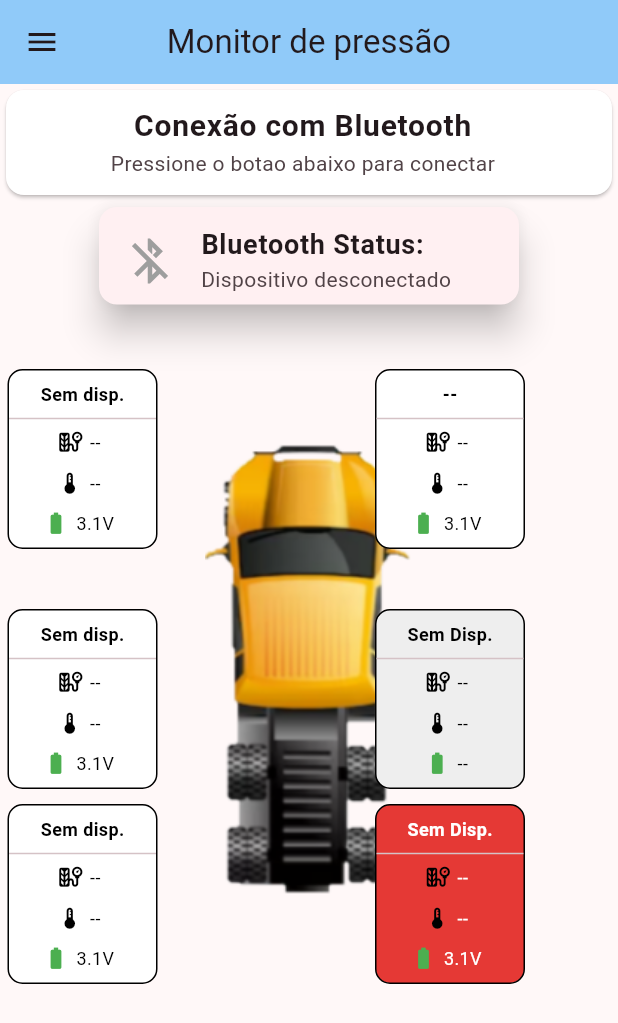
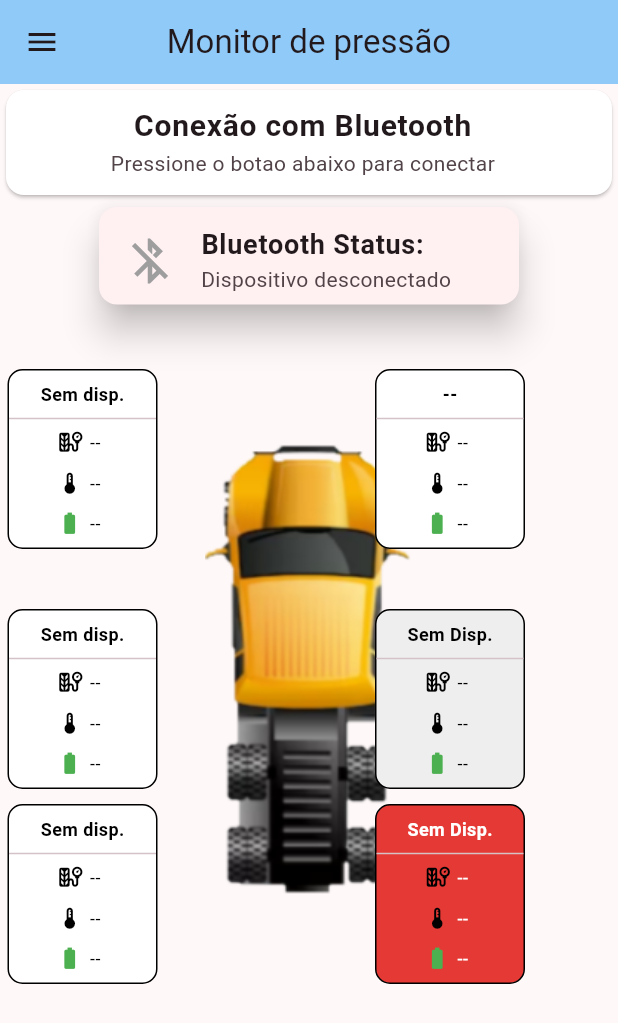
Before and after one commit to vinimelo92/TPMS_App, a Flutter app: the screen it shows after launch, on a phone screen of 412 x 824 dp. Shown: the top 1023 px of the screen. Run offline on Flutter 3.47's test engine with Material 2 defaults, Android fonts, the phone set to English and light mode, and no system bars; our stand-ins replace flutter_blue_plus.

Commit message:
Adjustments on layout

```diff
--- a/lib/screens/home_screen.dart
+++ b/lib/screens/home_screen.dart
@@ -210,7 +210,7 @@ class _MyHomePageState extends State<MyHomePage> {
                                 Padding(
                                   padding: const EdgeInsets.all(5.0),
                                   child: Text(
-                                    '3.1V',
+                                    getSensorInformation('Sensor_1')?.battery  ?? '--',
                                     style: TextStyle(
                                         color: Colors.black, fontSize: 12),
                                   ),
@@ -302,7 +302,7 @@ class _MyHomePageState extends State<MyHomePage> {
                                 Padding(
                                   padding: const EdgeInsets.all(5.0),
                                   child: Text(
-                                    '3.1V',
+                                    getSensorInformation('Sensor_3')?.battery  ?? '--',
                                     style: TextStyle(
                                         color: Colors.black, fontSize: 12),
                                   ),
@@ -394,7 +394,7 @@ class _MyHomePageState extends State<MyHomePage> {
                                 Padding(
                                   padding: const EdgeInsets.all(5.0),
                                   child: Text(
-                                    '3.1V',
+                                    getSensorInformation('Sensor_5')?.battery  ?? '--',
                                     style: TextStyle(
                                         color: Colors.black, fontSize: 12),
                                   ),
@@ -499,7 +499,7 @@ class _MyHomePageState extends State<MyHomePage> {
                                 Padding(
                                   padding: const EdgeInsets.all(5.0),
                                   child: Text(
-                                    '3.1V',
+                                    getSensorInformation('Sensor_2')?.battery  ?? '--',
                                     style: TextStyle(
                                         color: Colors.black, fontSize: 12),
                                   ),
@@ -683,7 +683,7 @@ class _MyHomePageState extends State<MyHomePage> {
                                 Padding(
                                   padding: const EdgeInsets.all(5.0),
                                   child: Text(
-                                    '3.1V',
+                                    getSensorInformation('Sensor_6')?.battery  ?? '--',
                                     style: TextStyle(
                                         color: Colors.white, fontSize: 12),
                                   ),
```
